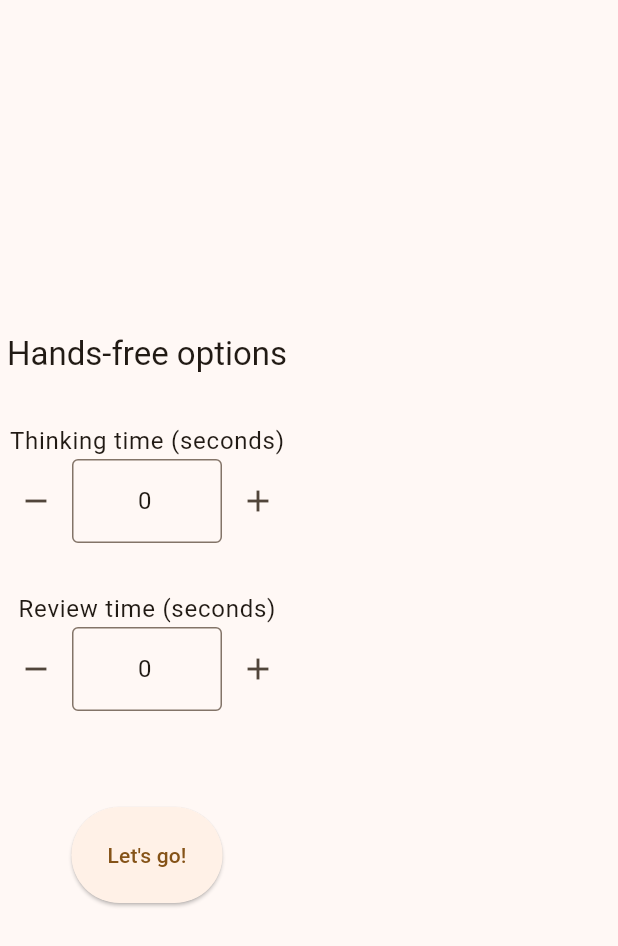
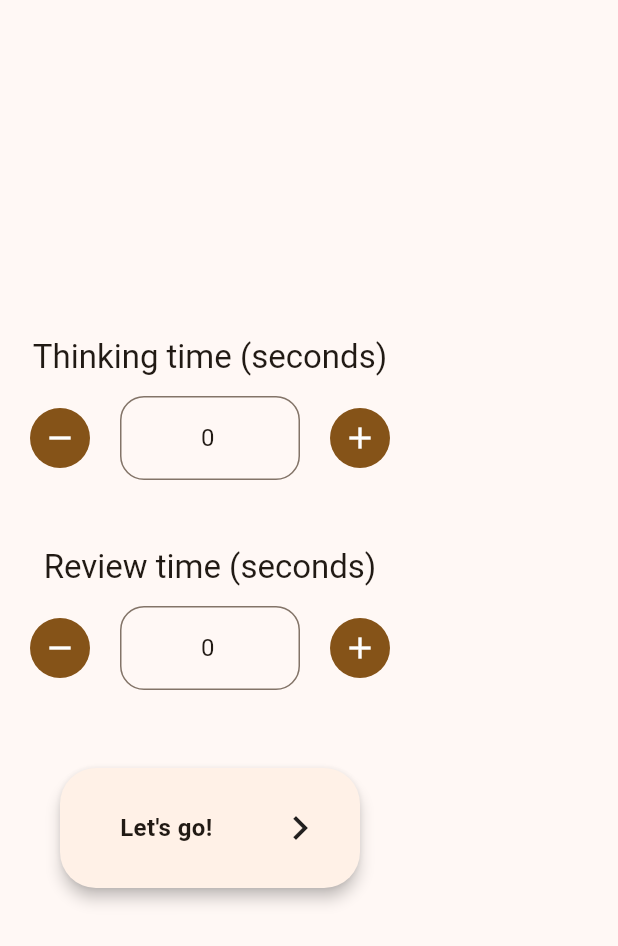
Before and after one commit to dov-vai/ClozeCall, a Flutter app: the HandsFreeOptions widget shown alone on an empty page, opened directly with empty values, on a phone screen of 412 x 824 dp. Shown: the top 946 px of the screen. Run offline on Flutter 3.47's test engine with Material 3 defaults, Android fonts, the phone set to English and light mode, and no system bars; our stand-ins replace audioplayers, dio, file_picker, sqflite_common_ffi; missing offline and left inert: edge_tts, translator; accounts and stored records are empty.

Commit message:
feat: improve hands-free design

```diff
--- a/lib/pages/learn/hands_free_options.dart
+++ b/lib/pages/learn/hands_free_options.dart
@@ -1,3 +1,4 @@
+import 'package:cloze_call/widgets/card_button.dart';
 import 'package:flutter/material.dart';
 
 import 'widgets/number_select.dart';
@@ -23,27 +24,27 @@ class HandsFreeOptions extends StatelessWidget {
     return Column(
       mainAxisAlignment: MainAxisAlignment.center,
       children: [
-        Text("Hands-free options",
-            style: Theme.of(context).textTheme.titleLarge),
-        const Flexible(child: SizedBox(height: 32)),
         _buildOption(
           context,
           "Thinking time (seconds)",
           thinkingSeconds,
           onThinkingChanged,
         ),
-        const Flexible(child: SizedBox(height: 32)),
+        const SizedBox(height: 32),
         _buildOption(
           context,
           "Review time (seconds)",
           reviewSeconds,
           onReviewChanged,
         ),
-        const Flexible(child: SizedBox(height: 64)),
-        ElevatedButton(
-          onPressed: onConfirm,
-          style: ElevatedButton.styleFrom(minimumSize: const Size(0, 64)),
-          child: const Text("Let's go!"),
+        const SizedBox(height: 32),
+        SizedBox(
+          width: 200,
+          child: CardButton(
+            title: "Let's go!",
+            onTap: onConfirm,
+            rightIcon: Icons.chevron_right,
+          ),
         ),
       ],
     );
@@ -53,7 +54,7 @@ class HandsFreeOptions extends StatelessWidget {
       void Function(int) onChanged) {
     return Column(
       children: [
-        Text(label, style: Theme.of(context).textTheme.bodyLarge),
+        Text(label, style: Theme.of(context).textTheme.titleLarge),
         NumberSelect(
           value: value,
           onChanged: onChanged,
--- a/lib/pages/learn/widgets/number_select.dart
+++ b/lib/pages/learn/widgets/number_select.dart
@@ -15,28 +15,33 @@ class NumberSelect extends StatelessWidget {
     return Row(
       mainAxisSize: MainAxisSize.min,
       children: [
-        IconButton(
+        Padding(
+            padding: const EdgeInsets.all(16),
+            child: IconButton.filled(
               icon: const Icon(Icons.remove),
               onPressed: () {
                 if (value > 0) onChanged(value - 1);
               },
-        ),
+            )),
         SizedBox(
-          width: 100,
+          width: 120,
           child: TextField(
             textAlign: TextAlign.center,
             keyboardType: TextInputType.number,
             controller: TextEditingController(text: value.toString()),
             onChanged: (val) => onChanged(int.tryParse(val) ?? 0),
             decoration: const InputDecoration(
-              border: OutlineInputBorder(),
+              border: OutlineInputBorder(
+                  borderRadius: BorderRadius.all(Radius.circular(16.0))),
             ),
           ),
         ),
-        IconButton(
+        Padding(
+            padding: const EdgeInsets.all(16),
+            child: IconButton.filled(
               icon: const Icon(Icons.add),
               onPressed: () => onChanged(value + 1),
-        ),
+            ))
       ],
     );
   }
```
Also changed, not shown: lib/pages/learn/learn_page.dart (+6 -1 lines), lib/pages/learn/widgets/timer.dart (+31 -1 lines). Lines whose indentation alone changed are shown as unchanged.
